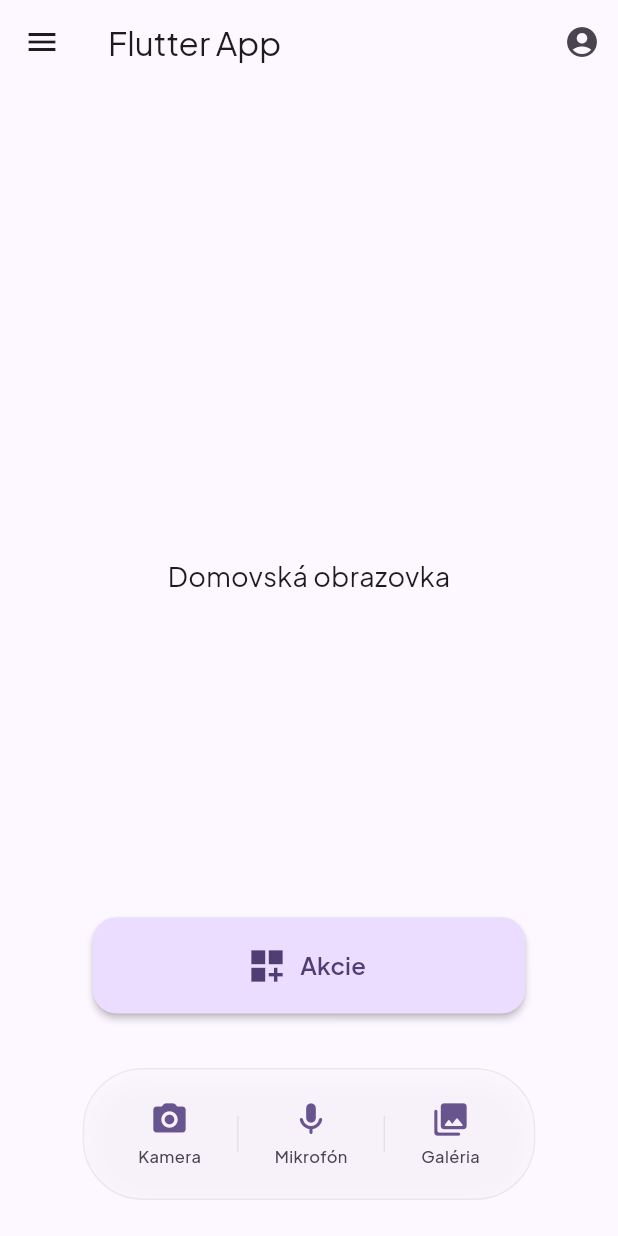
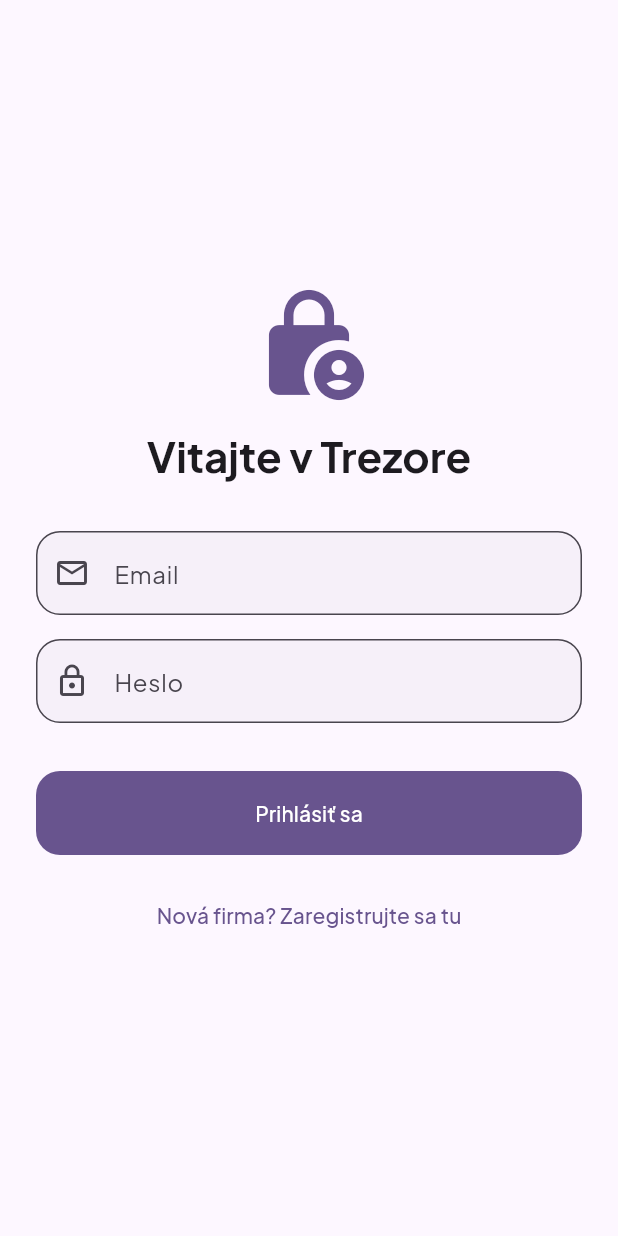
Before and after one commit to Ondrejjjj/bakalarka, a Flutter app: the screen it shows after launch, on a phone screen of 412 x 824 dp. Run offline on Flutter 3.47's test engine with Material 3 defaults, Android fonts, the light colour scheme and no system bars; our stand-ins replace audioplayers, camera, cloud_firestore, drift, firebase_auth, firebase_core and 7 more; missing offline and left inert: app_settings, encrypt, flutter_sound, sqlcipher_flutter_libs, sqlite3; accounts and stored records are empty; generated files the repository leaves out were written again.

Commit message:
Initial Flutter project - pridanie firebase,

```diff
--- a/lib/main.dart
+++ b/lib/main.dart
@@ -1,26 +1,39 @@
 import 'dart:io';
-import 'dart:ui'; // Potrebné pre ImageFilter
+import 'dart:ui';
+import 'package:flutter/material.dart';
+import 'package:provider/provider.dart';
+import 'package:firebase_core/firebase_core.dart';
+import 'package:firebase_auth/firebase_auth.dart'as fb;
+import 'package:flutter_localizations/flutter_localizations.dart';
+import 'package:sqlcipher_flutter_libs/sqlcipher_flutter_libs.dart';
+import 'package:sqlite3/open.dart';
+
+// Importy tvojich súborov (Skontroluj, či názvy priečinkov sedia)
 import 'package:bakalarka/database.dart';
 import 'package:bakalarka/pages/media_vault_page.dart';
 import 'package:bakalarka/theme.dart';
-import 'package:flutter/material.dart';
-import 'package:flutter_localizations/flutter_localizations.dart';
-import 'package:sqlcipher_flutter_libs/sqlcipher_flutter_libs.dart';
-import 'package:sqlite3/open.dart';
+import 'package:bakalarka/settings.dart';
+import 'package:bakalarka/camera/camera_page.dart';
+import 'package:bakalarka/microphone.dart';
+import 'package:bakalarka/pages/actions/action_report_pages.dart';
+import 'package:bakalarka/pages/login_page.dart'; // Tvoja nová prihlasovacia stránka
 import 'generated/l10n.dart';
-import 'settings.dart';
+
+// Ignorujeme varovania pre schovanie ThemeProvider, ak ho máš v theme.dart
 import 'theme.dart' hide ThemeProvider, AppTheme;
-import 'package:provider/provider.dart';
-import 'camera/camera_page.dart';
-import 'microphone.dart';
-import 'pages/gallery_page.dart';
-import 'pages/actions/action_report_pages.dart';
-
 
 void main() async {
   WidgetsFlutterBinding.ensureInitialized();
 
+  // 1. Inicializácia Firebase
+  try {
+    await Firebase.initializeApp();
+    print("✅ Firebase inicializovaný");
+  } catch (e) {
+    print("❌ Chyba Firebase: $e");
+  }
 
+  // 2. SQLCipher inicializácia
   print("🔧 Inicializujem SQLCipher override...");
   try {
     if (Platform.isAndroid) {
@@ -30,17 +43,14 @@ void main() async {
   } catch (e) {
     print("❌ Chyba pri override: $e");
   }
+
   final database = AppDatabase();
+
   runApp(
     MultiProvider(
       providers: [
-        ChangeNotifierProvider(
-          create: (_) => ThemeProvider(),
-        ),
-
-        Provider<AppDatabase>.value(
-          value: database,
-        ),
+        ChangeNotifierProvider(create: (_) => ThemeProvider()),
+        Provider<AppDatabase>.value(value: database),
       ],
       child: const MyApp(),
     ),
@@ -54,46 +64,50 @@ class MyApp extends StatelessWidget {
   Widget build(BuildContext context) {
     return Consumer<ThemeProvider>(
       builder: (context, themeProvider, child) {
-        // Tip: Ak by si pridal balík dynamic_color, tu by si obalil MaterialApp widgetom DynamicColorBuilder
         return MaterialApp(
           debugShowCheckedModeBanner: false,
-          title: 'Bakalárska Práca', // Skús dať konkrétny názov
-
-          // TÉMY
+          title: 'Bakalárska Práca',
           theme: AppTheme.lightTheme,
           darkTheme: AppTheme.darkTheme,
           themeMode: themeProvider.themeMode,
 
-          // LOKALIZÁCIA
           localizationsDelegates: const [
             S.delegate,
             GlobalMaterialLocalizations.delegate,
             GlobalWidgetsLocalizations.delegate,
             GlobalCupertinoLocalizations.delegate,
           ],
-          supportedLocales: S.delegate.supportedLocales, // Čistejší prístup cez generovaný kód
+          supportedLocales: S.delegate.supportedLocales,
 
-          // NAVIGÁCIA
           initialRoute: '/',
-          // Odporúčam definovať cesty centrálne, aby sa ti kód lepšie udržiaval
           onGenerateRoute: (settings) {
-            // Tu môžeš pridať vlastné animácie prechodov (napr. FadeTransition)
             if (settings.name == '/settings') {
               return MaterialPageRoute(builder: (_) => const SettingsPage());
             }
             return null;
           },
 
-          // Builder na globálne nastavenia UI (napr. vypnutie škálovania písma)
           builder: (context, child) {
             return MediaQuery(
-              // Zabezpečí, že UI sa nerozbije, ak má používateľ v systéme obrovské písmo
               data: MediaQuery.of(context).copyWith(textScaler: const TextScaler.linear(1.0)),
               child: child!,
             );
           },
 
-          home: const MyHomePage(),
+          // ⭐ DYNAMICKÉ SMEROVANIE (Vrátnik)
+          home: StreamBuilder<fb.User?>(
+            stream: fb.FirebaseAuth.instance.authStateChanges(),
+            builder: (context, snapshot) {
+              if (snapshot.connectionState == ConnectionState.waiting) {
+                return const Scaffold(body: Center(child: CircularProgressIndicator()));
+              }
+              // Ak je prihlásený, ide na domov, inak na login
+              if (snapshot.hasData) {
+                return const MyHomePage();
+              }
+              return const LoginPage();
+            },
+          ),
         );
       },
     );
@@ -106,11 +120,11 @@ class MyHomePage extends StatelessWidget {
   void _showUserBottomSheet(BuildContext context) {
     final colorScheme = Theme.of(context).colorScheme;
     final textTheme = Theme.of(context).textTheme;
+    final currentUser = fb.FirebaseAuth.instance.currentUser;
 
     showModalBottomSheet(
       context: context,
       showDragHandle: true,
-      // M3 odporúča, aby BottomSheet nebol úplne na celú šírku na veľkých displejoch
       isScrollControlled: true,
       builder: (context) {
         return Container(
@@ -118,7 +132,6 @@ class MyHomePage extends StatelessWidget {
           child: Column(
             mainAxisSize: MainAxisSize.min,
             children: [
-              // --- PROFILOVÁ ČASŤ ---
               Container(
                 padding: const EdgeInsets.all(16),
                 decoration: BoxDecoration(
@@ -138,14 +151,14 @@ class MyHomePage extends StatelessWidget {
                         crossAxisAlignment: CrossAxisAlignment.start,
                         children: [
                           Text(
-                            'Ondrej Smolarik',
+                            'Prihlásený používateľ',
                             style: textTheme.titleLarge?.copyWith(
                               fontWeight: FontWeight.bold,
                               color: colorScheme.onSurface,
                             ),
                           ),
                           Text(
-                            'ondrej@email.com',
+                            currentUser?.email ?? 'Neznámy email',
                             style: textTheme.bodyMedium?.copyWith(
                               color: colorScheme.onSurfaceVariant,
                             ),
@@ -157,8 +170,6 @@ class MyHomePage extends StatelessWidget {
                 ),
               ),
               const SizedBox(height: 20),
-
-              // --- AKCIE ---
               _buildSheetAction(
                 context,
                 icon: Icons.badge_outlined,
@@ -172,12 +183,17 @@ class MyHomePage extends StatelessWidget {
                 onTap: () => Navigator.pop(context),
               ),
               const Divider(height: 32, thickness: 0.5),
+
+              // ⭐ REÁLNE ODHLÁSENIE
               _buildSheetAction(
                 context,
                 icon: Icons.logout_rounded,
                 label: 'Odhlásiť sa',
                 isDestructive: true,
-                onTap: () => Navigator.pop(context),
+                onTap: () async {
+                  await fb.FirebaseAuth.instance.signOut();
+                  if (context.mounted) Navigator.pop(context);
+                },
               ),
             ],
           ),
@@ -186,7 +202,6 @@ class MyHomePage extends StatelessWidget {
     );
   }
 
-// Pomocný widget pre krajšie tlačidlá v menu
   Widget _buildSheetAction(BuildContext context, {
     required IconData icon,
     required String label,
@@ -206,6 +221,7 @@ class MyHomePage extends StatelessWidget {
       onTap: onTap,
     );
   }
+
   void _showActionMenu(BuildContext context) {
     showModalBottomSheet(
       context: context,
@@ -216,26 +232,10 @@ class MyHomePage extends StatelessWidget {
           child: Column(
             mainAxisSize: MainAxisSize.min,
             children: [
-              _ActionItem(
-                icon: Icons.fact_check,
-                title: "Revízia pred",
-                page: const RevisionBeforePage(),
-              ),
-              _ActionItem(
-                icon: Icons.fact_check_outlined,
-                title: "Revízia po",
-                page: const RevisionAfterPage(),
-              ),
-              _ActionItem(
-                icon: Icons.build,
-                title: "Oprava pred",
-                page: const RepairBeforePage(),
-              ),
-              _ActionItem(
-                icon: Icons.build_circle,
-                title: "Oprava po",
-                page: const RepairAfterPage(),
-              ),
+              _ActionItem(icon: Icons.fact_check, title: "Revízia pred", page: const RevisionBeforePage()),
+              _ActionItem(icon: Icons.fact_check_outlined, title: "Revízia po", page: const RevisionAfterPage()),
+              _ActionItem(icon: Icons.build, title: "Oprava pred", page: const RepairBeforePage()),
+              _ActionItem(icon: Icons.build_circle, title: "Oprava po", page: const RepairAfterPage()),
             ],
           ),
         );
@@ -248,13 +248,11 @@ class MyHomePage extends StatelessWidget {
     return Scaffold(
       drawer: const SettingsDrawer(),
       appBar: AppBar(
-        title: const Text('Flutter App'),
+        title: const Text('Trezor Bakalárka'),
         leading: Builder(
           builder: (context) => IconButton(
             icon: const Icon(Icons.menu),
-            onPressed: () {
-              Scaffold.of(context).openDrawer();
-            },
+            onPressed: () => Scaffold.of(context).openDrawer(),
           ),
         ),
         actions: [
@@ -270,49 +268,29 @@ class MyHomePage extends StatelessWidget {
             children: [
               const Expanded(
                 child: Center(
-                  child: Text(
-                    'Domovská obrazovka',
-                    style: TextStyle(fontSize: 18),
-                  ),
+                  child: Text('Domovská obrazovka', style: TextStyle(fontSize: 18)),
                 ),
               ),
-              _BottomToolbar(
-                onActionPressed: () {},
-              ),
+              _BottomToolbar(onActionPressed: () {}),
             ],
           ),
-          /// ⭐ VEĽKÉ AKČNÉ TLAČIDLO (M3 ŠTÝL)
           Positioned(
             bottom: MediaQuery.of(context).size.height * 0.18,
             left: 0,
             right: 0,
             child: Center(
               child: SizedBox(
-                // Responzívna šírka, ale s rozumným maximom pre tablety
-                width: MediaQuery.of(context).size.width * 0.7 > 400
-                    ? 400
-                    : MediaQuery.of(context).size.width * 0.7,
-                height: 64, // Fixnejšia výška pôsobí stabilnejšie
+                width: MediaQuery.of(context).size.width * 0.7 > 400 ? 400 : MediaQuery.of(context).size.width * 0.7,
+                height: 64,
                 child: FloatingActionButton.extended(
-                  heroTag: 'mainAction', // Dobré mať pre plynulé prechody
+                  heroTag: 'mainAction',
                   onPressed: () => _showActionMenu(context),
-
-                  // M3 farby - toto tlacidlo bude vizualne dominovat
                   backgroundColor: Theme.of(context).colorScheme.primaryContainer,
                   foregroundColor: Theme.of(context).colorScheme.onPrimaryContainer,
-
-                  elevation: 2, // M3 preferuje nižší tieň (tonal elevation)
-
+                  elevation: 2,
                   icon: const Icon(Icons.dashboard_customize, size: 28),
-                  label: const Text(
-                    "Akcie",
-                    style: TextStyle(fontSize: 16, fontWeight: FontWeight.w600),
-                  ),
-
-                  // Zaoblenie rohov podľa M3 (viac hranaté ako kruh, ale stále oblé)
-                  shape: RoundedRectangleBorder(
-                    borderRadius: BorderRadius.circular(16),
-                  ),
+                  label: const Text("Akcie", style: TextStyle(fontSize: 16, fontWeight: FontWeight.w600)),
+                  shape: RoundedRectangleBorder(borderRadius: BorderRadius.circular(16)),
                 ),
               ),
             ),
--- /dev/null
+++ b/lib/pages/login_page.dart
@@ -0,0 +1,123 @@
+import 'package:flutter/material.dart';
+import '../services/auth_service.dart';
+
+class LoginPage extends StatefulWidget {
+  const LoginPage({super.key});
+
+  @override
+  State<LoginPage> createState() => _LoginPageState();
+}
+
+class _LoginPageState extends State<LoginPage> {
+  final AuthService _auth = AuthService();
+
+  // Kontroléry pre textové polia
+  final _emailController = TextEditingController();
+  final _passwordController = TextEditingController();
+  final _companyNameController = TextEditingController();
+  final _icoController = TextEditingController();
+
+  bool _isRegistering = false; // Prepínač medzi Loginom a Registráciou
+
+  void _handleAuth() async {
+    if (_isRegistering) {
+      // Registrácia novej firmy (Admin)
+      await _auth.registerAdminAndCompany(
+        email: _emailController.text.trim(),
+        password: _passwordController.text.trim(),
+        companyName: _companyNameController.text.trim(),
+        ico: _icoController.text.trim(),
+      );
+      _showSnack("Firma úspešne zaregistrovaná!");
+    } else {
+      // Tu by išlo klasické prihlásenie (zatiaľ len print pre test)
+      print("Prihlasujem: ${_emailController.text}");
+      _showSnack("Pokus o prihlásenie...");
+    }
+  }
+
+  void _showSnack(String message) {
+    ScaffoldMessenger.of(context).showSnackBar(SnackBar(content: Text(message)));
+  }
+
+  @override
+  Widget build(BuildContext context) {
+    final colorScheme = Theme.of(context).colorScheme;
+
+    return Scaffold(
+      body: Center(
+        child: SingleChildScrollView(
+          padding: const EdgeInsets.all(24.0),
+          child: Column(
+            mainAxisAlignment: MainAxisAlignment.center,
+            children: [
+              // Ikona a názov
+              Icon(Icons.lock_person_rounded, size: 80, color: colorScheme.primary),
+              const SizedBox(height: 16),
+              Text(
+                _isRegistering ? "Založiť firmu" : "Vitajte v Trezore",
+                style: Theme.of(context).textTheme.headlineMedium?.copyWith(
+                  fontWeight: FontWeight.bold,
+                  color: colorScheme.onSurface,
+                ),
+              ),
+              const SizedBox(height: 32),
+
+              // Spoločné polia: Email a Heslo
+              _buildTextField(_emailController, "Email", Icons.email_outlined, false),
+              const SizedBox(height: 16),
+              _buildTextField(_passwordController, "Heslo", Icons.lock_outline, true),
+
+              // Polia navyše, ak sa registruje FIRMA
+              if (_isRegistering) ...[
+                const SizedBox(height: 16),
+                _buildTextField(_companyNameController, "Názov firmy", Icons.business_rounded, false),
+                const SizedBox(height: 16),
+                _buildTextField(_icoController, "IČO", Icons.numbers_rounded, false),
+              ],
+
+              const SizedBox(height: 32),
+
+              // Hlavné tlačidlo
+              FilledButton(
+                onPressed: _handleAuth,
+                style: FilledButton.styleFrom(
+                  minimumSize: const Size(double.infinity, 56),
+                  shape: RoundedRectangleBorder(borderRadius: BorderRadius.circular(16)),
+                ),
+                child: Text(_isRegistering ? "Vytvoriť firemný účet" : "Prihlásiť sa"),
+              ),
+
+              const SizedBox(height: 16),
+
+              // Prepínač medzi Loginom a Registráciou
+              TextButton(
+                onPressed: () => setState(() => _isRegistering = !_isRegistering),
+                child: Text(_isRegistering
+                    ? "Už máte účet? Prihláste sa"
+                    : "Nová firma? Zaregistrujte sa tu"),
+              ),
+            ],
+          ),
+        ),
+      ),
+    );
+  }
+
+  // Pomocná funkcia pre pekný Material 3 TextField
+  Widget _buildTextField(TextEditingController controller, String label, IconData icon, bool isPassword) {
+    return TextField(
+      controller: controller,
+      obscureText: isPassword,
+      decoration: InputDecoration(
+        labelText: label,
+        prefixIcon: Icon(icon),
+        border: OutlineInputBorder(
+          borderRadius: BorderRadius.circular(16),
+        ),
+        filled: true,
+        fillColor: Theme.of(context).colorScheme.surfaceVariant.withOpacity(0.3),
+      ),
+    );
+  }
+}
--- a/pubspec.yaml
+++ b/pubspec.yaml
@@ -50,6 +50,9 @@ dependencies:
   encrypt: ^5.0.3
   location: ^8.0.0
   flutter_map: ^8.2.2
+  firebase_core: ^2.24.2  # <--- TOTO TU MUSÍ BYŤ
+  firebase_auth: ^4.15.3  # <--- TOTO TIEŽ
+  cloud_firestore: ^4.13.6 # <--- A TOTO
 
 
   # The following adds the Cupertino Icons font to your application.
```
Also changed, not shown: lib/services/auth_service.dart (added, +66 -0 lines), pubspec.lock, 6 other files.
